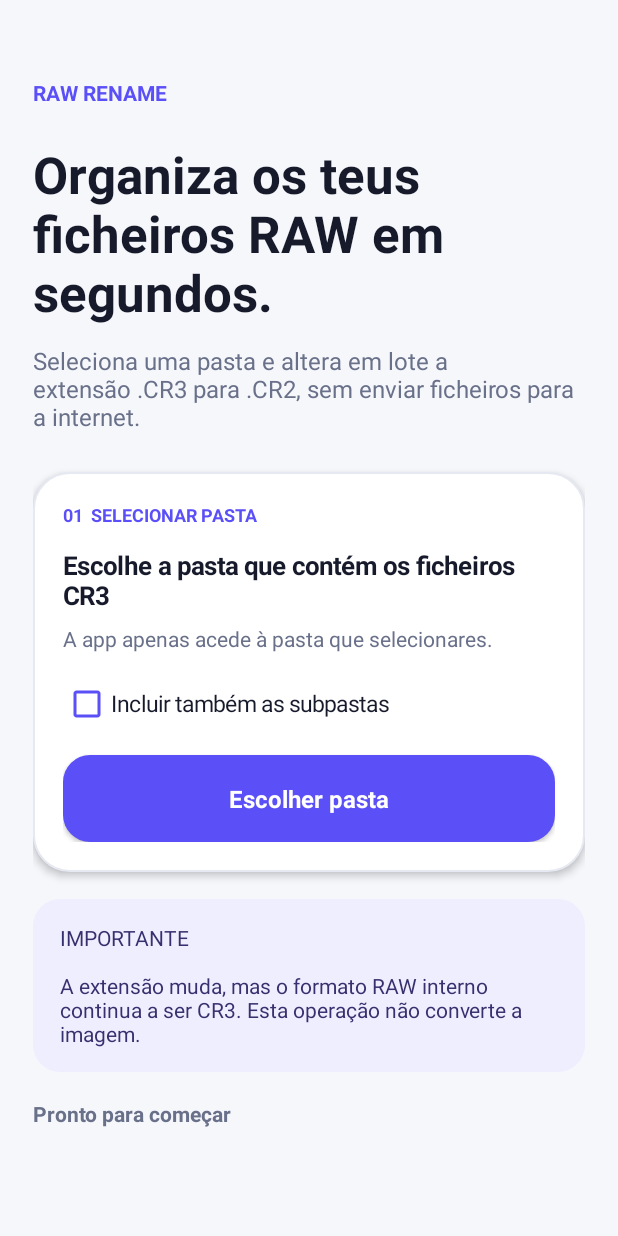
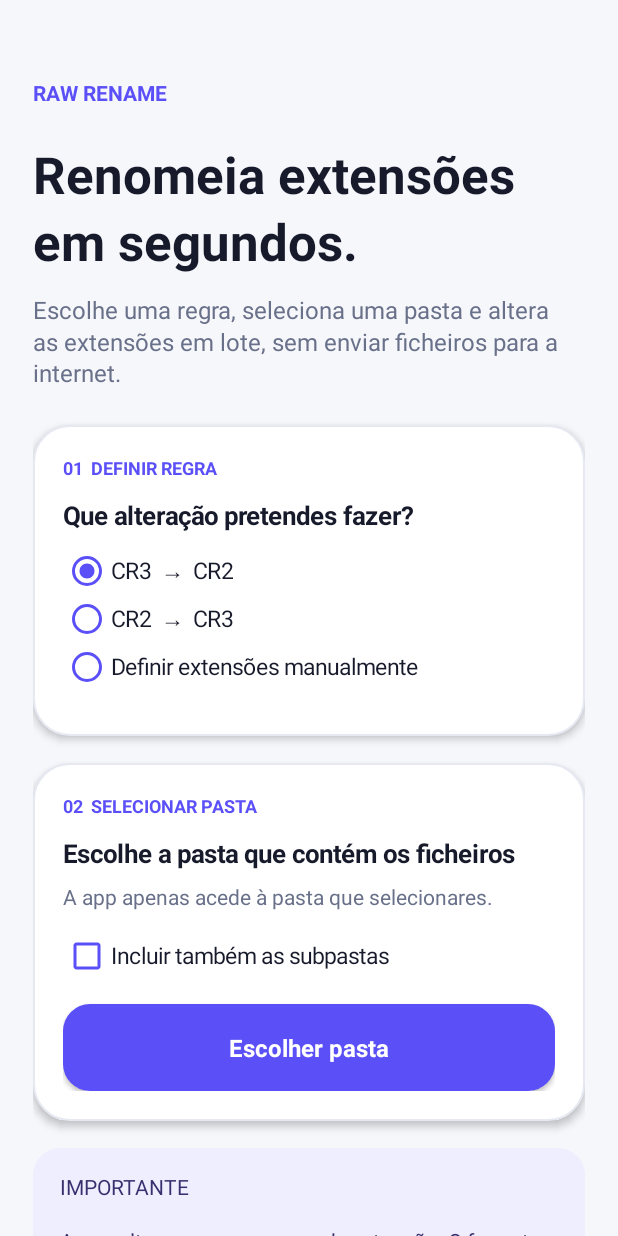
Before and after one commit to brunomcb/CR3paraCR2, an Android app: the screen it shows after launch (MainActivity), after a tap on "Escolher pasta", on a phone screen of 412 x 824 dp. Run offline under Robolectric (Android 15) with nearby library versions, the phone set to English and light mode, and no system bars.

Commit message:
more rename options

```diff
--- a/CR3paraCR2/app/build.gradle
+++ b/CR3paraCR2/app/build.gradle
@@ -8,7 +8,7 @@ android {
         applicationId 'pt.brunobonito.cr3paracr2'
         minSdk 21
         targetSdk 35
-        versionCode 3
-        versionName '1.2'
+        versionCode 4
+        versionName '1.3'
     }
 }
--- a/CR3paraCR2/app/src/main/java/pt/brunobonito/cr3paracr2/MainActivity.java
+++ b/CR3paraCR2/app/src/main/java/pt/brunobonito/cr3paracr2/MainActivity.java
@@ -6,6 +6,7 @@ import android.content.*;
 import android.graphics.Color;
 import android.net.Uri;
 import android.provider.DocumentsContract;
+import android.text.InputFilter;
 import android.view.*;
 import android.widget.*;
 import java.util.*;
@@ -15,112 +16,138 @@ public class MainActivity extends Activity {
     private TextView status;
     private Button choose;
     private CheckBox recursive;
+    private RadioGroup modes;
+    private LinearLayout manualBox;
+    private EditText sourceInput, targetInput;
+    private String sourceExt = "cr3", targetExt = "cr2";
 
     @Override public void onCreate(Bundle b) {
         super.onCreate(b);
         getWindow().setStatusBarColor(Color.rgb(246,247,251));
         getWindow().getDecorView().setSystemUiVisibility(View.SYSTEM_UI_FLAG_LIGHT_STATUS_BAR);
-        ScrollView scroll=new ScrollView(this); scroll.setFillViewport(true); scroll.setBackgroundColor(Color.rgb(246,247,251));
-        LinearLayout page=new LinearLayout(this); page.setOrientation(LinearLayout.VERTICAL); page.setPadding(dp(22), statusBarHeight() + dp(28), dp(22), dp(30));
-        scroll.addView(page,new ScrollView.LayoutParams(-1,-2));
-        TextView brand=text("RAW RENAME",14,true); brand.setTextColor(Color.rgb(91,79,247)); page.addView(brand,lp(0,22));
-        TextView title=text("Organiza os teus ficheiros RAW em segundos.",34,true); title.setTextColor(Color.rgb(23,26,43)); page.addView(title,lp(0,12));
-        TextView desc=text("Seleciona uma pasta e altera em lote a extensão .CR3 para .CR2, sem enviar ficheiros para a internet.",16,false); desc.setTextColor(Color.rgb(105,112,137)); page.addView(desc,lp(0,26));
-        LinearLayout card=new LinearLayout(this); card.setOrientation(LinearLayout.VERTICAL); card.setBackgroundResource(R.drawable.card); card.setElevation(dp(3));
-        TextView step=text("01  SELECIONAR PASTA",12,true); step.setTextColor(Color.rgb(91,79,247)); card.addView(step,lp(0,14));
-        TextView hint=text("Escolhe a pasta que contém os ficheiros CR3",17,true); hint.setTextColor(Color.rgb(23,26,43)); card.addView(hint,lp(0,8));
-        TextView privacy=text("A app apenas acede à pasta que selecionares.",14,false); privacy.setTextColor(Color.rgb(105,112,137)); card.addView(privacy,lp(0,18));
-        recursive=new CheckBox(this); recursive.setText("Incluir também as subpastas"); recursive.setTextSize(15); recursive.setTextColor(Color.rgb(23,26,43)); recursive.setButtonTintList(android.content.res.ColorStateList.valueOf(Color.rgb(91,79,247))); card.addView(recursive,lp(0,18));
-        choose=new Button(this); choose.setAllCaps(false); choose.setText("Escolher pasta"); choose.setTextColor(Color.WHITE); choose.setTextSize(16); choose.setTypeface(null,1); choose.setBackgroundResource(R.drawable.button_primary); choose.setOnClickListener(v->pickFolder()); card.addView(choose,new LinearLayout.LayoutParams(-1,dp(58)));
-        page.addView(card,lp(0,18));
-        TextView warning=text("IMPORTANTE\n\nA extensão muda, mas o formato RAW interno continua a ser CR3. Esta operação não converte a imagem.",14,false); warning.setTextColor(Color.rgb(55,48,110)); warning.setPadding(dp(18),dp(16),dp(18),dp(16)); warning.setBackground(roundBg(Color.rgb(239,238,255),18)); page.addView(warning,lp(0,18));
-        status=text("Pronto para começar",14,true); status.setTextColor(Color.rgb(105,112,137)); status.setTextIsSelectable(true); page.addView(status,lp(0,0)); setContentView(scroll);
-    }
-    private int statusBarHeight() {
-        int id = getResources().getIdentifier("status_bar_height", "dimen", "android");
-        return id > 0 ? getResources().getDimensionPixelSize(id) : dp(24);
-    }
-    private android.graphics.drawable.GradientDrawable roundBg(int color,int radius){android.graphics.drawable.GradientDrawable g=new android.graphics.drawable.GradientDrawable();g.setColor(color);g.setCornerRadius(dp(radius));return g;}
-    private TextView text(String s, int sp, boolean bold) {
-        TextView t = new TextView(this); t.setText(s); t.setTextSize(sp); t.setTextColor(Color.rgb(40,35,42));
-        if (bold) t.setTypeface(null, 1); return t;
-    }
-    private LinearLayout.LayoutParams lp(int top, int bottom) {
-        LinearLayout.LayoutParams p = new LinearLayout.LayoutParams(-1, -2); p.topMargin=dp(top); p.bottomMargin=dp(bottom); return p;
-    }
-    private int dp(int v) { return (int)(v*getResources().getDisplayMetrics().density+.5f); }
 
-    private void pickFolder() {
-        Intent i = new Intent(Intent.ACTION_OPEN_DOCUMENT_TREE);
-        i.addFlags(Intent.FLAG_GRANT_READ_URI_PERMISSION | Intent.FLAG_GRANT_WRITE_URI_PERMISSION |
-                Intent.FLAG_GRANT_PERSISTABLE_URI_PERMISSION | Intent.FLAG_GRANT_PREFIX_URI_PERMISSION);
-        startActivityForResult(i, PICK_FOLDER);
+        ScrollView scroll = new ScrollView(this);
+        scroll.setFillViewport(true);
+        scroll.setBackgroundColor(Color.rgb(246,247,251));
+        LinearLayout page = column();
+        page.setPadding(dp(22), statusBarHeight() + dp(28), dp(22), dp(30));
+        scroll.addView(page, new ScrollView.LayoutParams(-1, -2));
+
+        TextView brand = text("RAW RENAME",14,true); brand.setTextColor(purple()); page.addView(brand,lp(0,22));
+        TextView title = text("Renomeia extensões em segundos.",34,true); page.addView(title,lp(0,12));
+        TextView desc = text("Escolhe uma regra, seleciona uma pasta e altera as extensões em lote, sem enviar ficheiros para a internet.",16,false); desc.setTextColor(muted()); page.addView(desc,lp(0,24));
+
+        LinearLayout ruleCard = card();
+        TextView ruleStep=text("01  DEFINIR REGRA",12,true); ruleStep.setTextColor(purple()); ruleCard.addView(ruleStep,lp(0,12));
+        ruleCard.addView(text("Que alteração pretendes fazer?",17,true),lp(0,10));
+        modes = new RadioGroup(this); modes.setOrientation(RadioGroup.VERTICAL);
+        RadioButton cr3cr2 = radio("CR3  →  CR2", 101, true);
+        RadioButton cr2cr3 = radio("CR2  →  CR3", 102, false);
+        RadioButton custom = radio("Definir extensões manualmente", 103, false);
+        modes.addView(cr3cr2); modes.addView(cr2cr3); modes.addView(custom);
+        ruleCard.addView(modes,lp(0,10));
+
+        manualBox = column(); manualBox.setVisibility(View.GONE);
+        sourceInput = extensionInput("Extensão a procurar, por exemplo: nef");
+        targetInput = extensionInput("Nova extensão, por exemplo: dng");
+        manualBox.addView(labelSmall("EXTENSÃO DE ORIGEM")); manualBox.addView(sourceInput,lp(6,14));
+        manualBox.addView(labelSmall("EXTENSÃO DE DESTINO")); manualBox.addView(targetInput,lp(6,4));
+        ruleCard.addView(manualBox);
+        modes.setOnCheckedChangeListener((g,id) -> {
+            manualBox.setVisibility(id == 103 ? View.VISIBLE : View.GONE);
+            if (id == 101) { sourceExt="cr3"; targetExt="cr2"; }
+            if (id == 102) { sourceExt="cr2"; targetExt="cr3"; }
+        });
+        page.addView(ruleCard,lp(0,18));
+
+        LinearLayout folderCard = card();
+        TextView folderStep=text("02  SELECIONAR PASTA",12,true); folderStep.setTextColor(purple()); folderCard.addView(folderStep,lp(0,12));
+        folderCard.addView(text("Escolhe a pasta que contém os ficheiros",17,true),lp(0,8));
+        TextView privacy=text("A app apenas acede à pasta que selecionares.",14,false); privacy.setTextColor(muted()); folderCard.addView(privacy,lp(0,14));
+        recursive=new CheckBox(this); recursive.setText("Incluir também as subpastas"); recursive.setTextSize(15); recursive.setTextColor(ink()); recursive.setButtonTintList(android.content.res.ColorStateList.valueOf(purple())); folderCard.addView(recursive,lp(0,16));
+        choose=new Button(this); choose.setAllCaps(false); choose.setText("Escolher pasta"); choose.setTextColor(Color.WHITE); choose.setTextSize(16); choose.setTypeface(null,1); choose.setBackgroundResource(R.drawable.button_primary); choose.setOnClickListener(v->preparePick()); folderCard.addView(choose,new LinearLayout.LayoutParams(-1,dp(58)));
+        page.addView(folderCard,lp(0,18));
+
+        TextView warning=text("IMPORTANTE\n\nA app altera apenas o nome da extensão. O formato interno do ficheiro não é convertido.",14,false); warning.setTextColor(Color.rgb(55,48,110)); warning.setPadding(dp(18),dp(16),dp(18),dp(16)); warning.setBackground(roundBg(Color.rgb(239,238,255),18)); page.addView(warning,lp(0,18));
+        status=text("Pronto para começar",14,true); status.setTextColor(muted()); status.setTextIsSelectable(true); page.addView(status);
+        setContentView(scroll);
     }
 
-    @Override protected void onActivityResult(int req, int result, Intent data) {
-        super.onActivityResult(req, result, data);
-        if (req != PICK_FOLDER || result != RESULT_OK || data == null || data.getData() == null) return;
-        Uri tree = data.getData();
-        try { getContentResolver().takePersistableUriPermission(tree,
-                data.getFlags() & (Intent.FLAG_GRANT_READ_URI_PERMISSION | Intent.FLAG_GRANT_WRITE_URI_PERMISSION)); }
-        catch (Exception ignored) {}
-
-        new AlertDialog.Builder(this)
-            .setTitle("Confirmar alteração")
-            .setMessage("A extensão será alterada de CR3 para CR2" + (recursive.isChecked() ? " nesta pasta e nas subpastas." : " apenas nesta pasta.") +
-                    "\n\nIsto não converte o formato RAW e pode não tornar os ficheiros compatíveis com software que não suporte CR3.")
-            .setNegativeButton("Cancelar", null)
-            .setPositiveButton("Alterar", (d,w) -> runRename(tree, recursive.isChecked()))
-            .show();
+    private void preparePick() {
+        if (modes.getCheckedRadioButtonId() == 103) {
+            sourceExt = cleanExtension(sourceInput.getText().toString());
+            targetExt = cleanExtension(targetInput.getText().toString());
+            if (!validExtension(sourceExt) || !validExtension(targetExt)) {
+                showError("Indica duas extensões válidas, sem espaços. Exemplos: cr3, cr2, nef ou dng."); return;
+            }
+            if (sourceExt.equalsIgnoreCase(targetExt)) {
+                showError("A extensão de origem e a extensão de destino têm de ser diferentes."); return;
+            }
+        }
+        Intent i=new Intent(Intent.ACTION_OPEN_DOCUMENT_TREE);
+        i.addFlags(Intent.FLAG_GRANT_READ_URI_PERMISSION|Intent.FLAG_GRANT_WRITE_URI_PERMISSION|Intent.FLAG_GRANT_PERSISTABLE_URI_PERMISSION|Intent.FLAG_GRANT_PREFIX_URI_PERMISSION);
+        startActivityForResult(i,PICK_FOLDER);
     }
 
-    private void runRename(Uri tree, boolean recurse) {
-        choose.setEnabled(false); status.setText("A processar...");
+    @Override protected void onActivityResult(int req,int result,Intent data) {
+        super.onActivityResult(req,result,data);
+        if(req!=PICK_FOLDER||result!=RESULT_OK||data==null||data.getData()==null)return;
+        Uri tree=data.getData();
+        try { getContentResolver().takePersistableUriPermission(tree,data.getFlags()&(Intent.FLAG_GRANT_READ_URI_PERMISSION|Intent.FLAG_GRANT_WRITE_URI_PERMISSION)); } catch(Exception ignored) {}
+        String message="Renomear todos os ficheiros ."+sourceExt+" para ."+targetExt+(recursive.isChecked()?" nesta pasta e nas subpastas?":" apenas nesta pasta?")+"\n\nFicheiros com o mesmo nome no destino serão ignorados.";
+        new AlertDialog.Builder(this).setTitle("Confirmar alteração").setMessage(message).setNegativeButton("Cancelar",null).setPositiveButton("Renomear",(d,w)->runRename(tree,recursive.isChecked())).show();
+    }
+
+    private void runRename(Uri tree,boolean recurse) {
+        choose.setEnabled(false); choose.setText("A processar..."); status.setText("A procurar ficheiros ."+sourceExt+"..."); status.setTextColor(muted());
+        final String from=sourceExt, to=targetExt;
         new Thread(() -> {
-            int[] count = new int[3]; // renamed, skipped, errors
-            List<String> details = new ArrayList<>();
-            try {
-                Uri root = DocumentsContract.buildDocumentUriUsingTree(tree, DocumentsContract.getTreeDocumentId(tree));
-                process(root, recurse, count, details);
-            } catch (Exception e) { count[2]++; details.add("Erro geral: " + safe(e.getMessage())); }
-            StringBuilder r = new StringBuilder("Concluído\n\nRenomeados: ").append(count[0])
-                    .append("\nIgnorados: ").append(count[1]).append("\nErros: ").append(count[2]);
-            if (!details.isEmpty()) { r.append("\n\nDetalhes:\n"); for (String s: details) r.append("• ").append(s).append('\n'); }
-            runOnUiThread(() -> { status.setText(r.toString()); choose.setEnabled(true); });
+            int[] c=new int[3]; List<String> details=new ArrayList<>();
+            try { Uri root=DocumentsContract.buildDocumentUriUsingTree(tree,DocumentsContract.getTreeDocumentId(tree)); process(root,recurse,from,to,c,details); }
+            catch(Exception e){c[2]++;details.add("Erro geral: "+safe(e.getMessage()));}
+            StringBuilder r=new StringBuilder("Concluído  •  ").append(c[0]).append(" renomeados  •  ").append(c[1]).append(" ignorados  •  ").append(c[2]).append(" erros");
+            if(!details.isEmpty()){r.append("\n\n");for(String s:details)r.append("• ").append(s).append('\n');}
+            runOnUiThread(()->{status.setText(r.toString());status.setTextColor(c[2]==0?Color.rgb(22,138,91):Color.rgb(180,75,25));choose.setEnabled(true);choose.setText("Escolher outra pasta");});
         }).start();
     }
 
-    private void process(Uri dir, boolean recurse, int[] c, List<String> details) {
-        Uri children = DocumentsContract.buildChildDocumentsUriUsingTree(dir, DocumentsContract.getDocumentId(dir));
-        String[] cols = { DocumentsContract.Document.COLUMN_DOCUMENT_ID, DocumentsContract.Document.COLUMN_DISPLAY_NAME,
-                DocumentsContract.Document.COLUMN_MIME_TYPE };
-        try (android.database.Cursor cur = getContentResolver().query(children, cols, null, null, null)) {
-            if (cur == null) { c[2]++; return; }
-            while (cur.moveToNext()) {
-                String id=cur.getString(0), name=cur.getString(1), mime=cur.getString(2);
+    private void process(Uri dir,boolean recurse,String from,String to,int[] c,List<String> details) {
+        Uri children=DocumentsContract.buildChildDocumentsUriUsingTree(dir,DocumentsContract.getDocumentId(dir));
+        String[] cols={DocumentsContract.Document.COLUMN_DOCUMENT_ID,DocumentsContract.Document.COLUMN_DISPLAY_NAME,DocumentsContract.Document.COLUMN_MIME_TYPE};
+        try(android.database.Cursor cur=getContentResolver().query(children,cols,null,null,null)) {
+            if(cur==null){c[2]++;return;}
+            while(cur.moveToNext()) {
+                String id=cur.getString(0),name=cur.getString(1),mime=cur.getString(2);
                 Uri item=DocumentsContract.buildDocumentUriUsingTree(dir,id);
-                if (DocumentsContract.Document.MIME_TYPE_DIR.equals(mime)) {
-                    if (recurse) process(item, true, c, details);
-                } else if (name != null && name.toLowerCase(Locale.ROOT).endsWith(".cr3")) {
-                    String base=name.substring(0,name.length()-4);
-                    String ext=name.endsWith(".CR3") ? ".CR2" : ".cr2";
-                    String target=base+ext;
-                    if (siblingExists(dir,target)) { c[1]++; details.add("Já existe: "+target); continue; }
-                    try {
-                        Uri renamed=DocumentsContract.renameDocument(getContentResolver(),item,target);
-                        if (renamed != null) c[0]++; else { c[2]++; details.add("Falhou: "+name); }
-                    } catch (Exception e) { c[2]++; details.add(name+": "+safe(e.getMessage())); }
+                if(DocumentsContract.Document.MIME_TYPE_DIR.equals(mime)) { if(recurse)process(item,true,from,to,c,details); }
+                else if(name!=null && hasExtension(name,from)) {
+                    String target=name.substring(0,name.length()-from.length())+preserveCase(from,to,name);
+                    if(siblingExists(dir,target)){c[1]++;details.add("Já existe: "+target);continue;}
+                    try { if(DocumentsContract.renameDocument(getContentResolver(),item,target)!=null)c[0]++;else{c[2]++;details.add("Falhou: "+name);} }
+                    catch(Exception e){c[2]++;details.add(name+": "+safe(e.getMessage()));}
                 }
             }
-        } catch (Exception e) { c[2]++; details.add("Pasta: "+safe(e.getMessage())); }
+        } catch(Exception e){c[2]++;details.add("Pasta: "+safe(e.getMessage()));}
     }
 
-    private boolean siblingExists(Uri dir, String wanted) {
-        Uri children=DocumentsContract.buildChildDocumentsUriUsingTree(dir,DocumentsContract.getDocumentId(dir));
-        try (android.database.Cursor c=getContentResolver().query(children,new String[]{DocumentsContract.Document.COLUMN_DISPLAY_NAME},null,null,null)) {
-            if (c != null) while(c.moveToNext()) if(wanted.equalsIgnoreCase(c.getString(0))) return true;
-        } catch(Exception ignored) {}
-        return false;
-    }
-    private String safe(String s) { return s == null ? "erro desconhecido" : s; }
+    private boolean hasExtension(String name,String ext){return name.toLowerCase(Locale.ROOT).endsWith("."+ext.toLowerCase(Locale.ROOT));}
+    private String preserveCase(String from,String to,String name){String old=name.substring(name.length()-from.length());return old.equals(old.toUpperCase(Locale.ROOT))?to.toUpperCase(Locale.ROOT):to.toLowerCase(Locale.ROOT);}
+    private String cleanExtension(String s){s=s.trim();while(s.startsWith("."))s=s.substring(1);return s;}
+    private boolean validExtension(String s){return s.matches("[A-Za-z0-9]{1,10}");}
+    private void showError(String s){new AlertDialog.Builder(this).setTitle("Verifica as extensões").setMessage(s).setPositiveButton("OK",null).show();}
+    private boolean siblingExists(Uri dir,String wanted){Uri children=DocumentsContract.buildChildDocumentsUriUsingTree(dir,DocumentsContract.getDocumentId(dir));try(android.database.Cursor c=getContentResolver().query(children,new String[]{DocumentsContract.Document.COLUMN_DISPLAY_NAME},null,null,null)){if(c!=null)while(c.moveToNext())if(wanted.equalsIgnoreCase(c.getString(0)))return true;}catch(Exception ignored){}return false;}
+
+    private LinearLayout column(){LinearLayout x=new LinearLayout(this);x.setOrientation(LinearLayout.VERTICAL);return x;}
+    private LinearLayout card(){LinearLayout x=column();x.setBackgroundResource(R.drawable.card);x.setElevation(dp(3));return x;}
+    private RadioButton radio(String s,int id,boolean checked){RadioButton r=new RadioButton(this);r.setText(s);r.setId(id);r.setChecked(checked);r.setTextSize(15);r.setTextColor(ink());r.setButtonTintList(android.content.res.ColorStateList.valueOf(purple()));r.setPadding(0,dp(5),0,dp(5));return r;}
+    private EditText extensionInput(String hint){EditText e=new EditText(this);e.setHint(hint);e.setSingleLine(true);e.setTextSize(15);e.setTextColor(ink());e.setHintTextColor(muted());e.setPadding(dp(14),0,dp(14),0);e.setBackground(roundStroke());e.setFilters(new InputFilter[]{new InputFilter.LengthFilter(11)});e.setLayoutParams(new LinearLayout.LayoutParams(-1,dp(52)));return e;}
+    private TextView labelSmall(String s){TextView t=text(s,11,true);t.setTextColor(muted());return t;}
+    private TextView text(String s,int sp,boolean bold){TextView t=new TextView(this);t.setText(s);t.setTextSize(sp);t.setTextColor(ink());t.setLineSpacing(0,1.12f);if(bold)t.setTypeface(null,1);return t;}
+    private LinearLayout.LayoutParams lp(int top,int bottom){LinearLayout.LayoutParams p=new LinearLayout.LayoutParams(-1,-2);p.topMargin=dp(top);p.bottomMargin=dp(bottom);return p;}
+    private android.graphics.drawable.GradientDrawable roundBg(int color,int radius){android.graphics.drawable.GradientDrawable g=new android.graphics.drawable.GradientDrawable();g.setColor(color);g.setCornerRadius(dp(radius));return g;}
+    private android.graphics.drawable.GradientDrawable roundStroke(){android.graphics.drawable.GradientDrawable g=roundBg(Color.WHITE,14);g.setStroke(dp(1),Color.rgb(210,213,225));return g;}
+    private int statusBarHeight(){int id=getResources().getIdentifier("status_bar_height","dimen","android");return id>0?getResources().getDimensionPixelSize(id):dp(24);}
+    private int dp(int v){return(int)(v*getResources().getDisplayMetrics().density+.5f);}
+    private int purple(){return Color.rgb(91,79,247);} private int ink(){return Color.rgb(23,26,43);} private int muted(){return Color.rgb(105,112,137);}
+    private String safe(String s){return s==null?"erro desconhecido":s;}
 }
```
